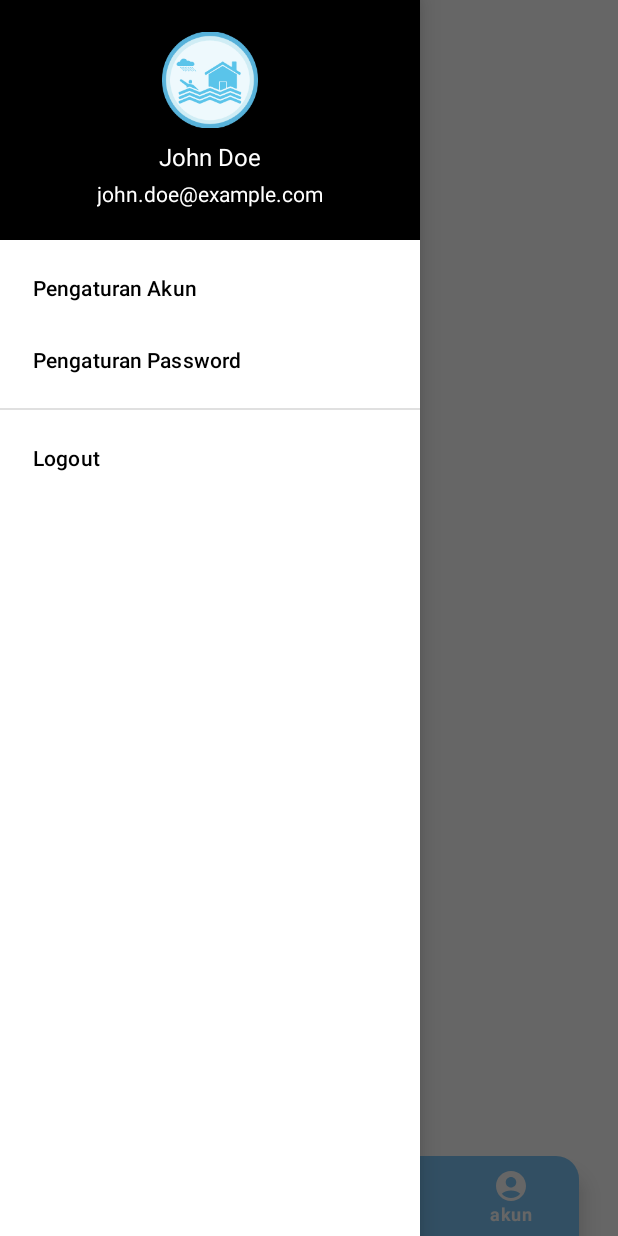
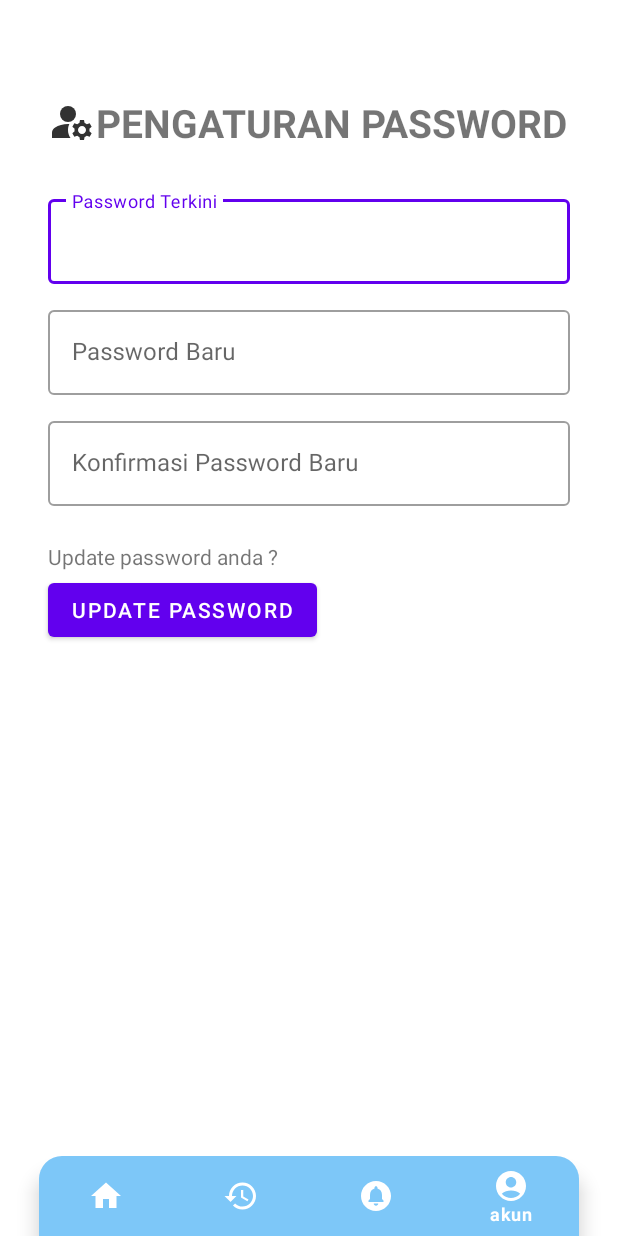
Before and after one commit to ghivalzahrvnsyah/SiagaBanjir, an Android app: the Home screen opened directly, with no data from a screen before it, in the side drawer, after a tap on "Pengaturan Password", on a phone screen of 412 x 824 dp. Run offline under Robolectric (Android 15) with nearby library versions, the phone set to English and light mode, and no system bars; Roboto replaces fonts that are not available here; 6 statements that could not run were skipped.

Commit message:
Backend - Main Fragment dan Update Account dan Session test

```diff
--- /dev/null
+++ b/app/src/main/java/com/org/proyektingkat2/siagabanjir/EditAkunFragment.kt
@@ -0,0 +1,86 @@
+package com.org.proyektingkat2.siagabanjir
+
+import android.os.Bundle
+import androidx.fragment.app.Fragment
+import android.view.LayoutInflater
+import android.view.View
+import android.view.ViewGroup
+import android.widget.Toast
+import androidx.core.app.ActivityCompat.recreate
+import com.google.android.material.dialog.MaterialAlertDialogBuilder
+import com.org.proyektingkat2.db.DatabaseHandler
+import com.org.proyektingkat2.model.User
+import com.org.proyektingkat2.session.SessionManager
+import com.org.proyektingkat2.siagabanjir.databinding.FragmentEditAkunBinding
+
+class EditAkunFragment : Fragment() {
+    private var _binding: FragmentEditAkunBinding? = null
+    private val binding get() = _binding!!
+    private lateinit var user: User
+    private lateinit var dbHandler: DatabaseHandler
+    private lateinit var sessionManager: SessionManager
+
+    override fun onCreateView(inflater: LayoutInflater, container: ViewGroup?, savedInstanceState: Bundle?): View? {
+        _binding = FragmentEditAkunBinding.inflate(inflater, container, false)
+        return binding.root
+    }
+
+    override fun onViewCreated(view: View, savedInstanceState: Bundle?) {
+        super.onViewCreated(view, savedInstanceState)
+        dbHandler = DatabaseHandler(requireContext())
+        sessionManager = SessionManager(requireContext())
+        val email = sessionManager.getEmail().toString() // Ganti dengan email user yang sesuai
+        this.user = dbHandler.getUser(email)!!
+
+        // Mengisi informasi terkini user ke dalam text field layout
+        binding.editTextEmail.setText(user.email)
+        binding.editTextNamaLengkap.setText(user.namaLengkap)
+        binding.editTextNoTlp.setText(user.noTelepon)
+        binding.editTextAlamat.setText(user.alamat)
+        binding.buttonUpdate.setOnClickListener {
+            updateUser()
+        }
+
+    }
+    private fun updateUser() {
+        val updateEmail = binding.editTextEmail.text.toString()
+        val updatedNamaLengkap = binding.editTextNamaLengkap.text.toString()
+        val updatedNoTlp = binding.editTextNoTlp.text.toString()
+        val updatedAlamat = binding.editTextAlamat.text.toString()
+
+
+        // Update atribut user
+        user.email = updateEmail
+        user.namaLengkap = updatedNamaLengkap
+        user.noTelepon = updatedNoTlp
+        user.alamat = updatedAlamat
+
+        // Update user dalam database
+        val rowsAffected = dbHandler.updateUser(user)
+
+        if (rowsAffected > 0) {
+            // Update berhasil
+            // Tambahkan tindakan yang diinginkan setelah update berhasil
+            val dialogBuilder = MaterialAlertDialogBuilder(requireContext())
+                .setTitle("Update Berhasil!")
+                .setMessage("Informasi akun anda berhasil diupdate")
+                .setPositiveButton("OK") { _, _ ->
+                    // Tambahkan pemanggilan recreate() di dalam tindakan positif tombol OK
+                    requireActivity().recreate()
+                }
+            dialogBuilder.show()
+        } else {
+            // Update gagal
+            // Tambahkan tindakan yang diinginkan jika update gagal
+            val dialogBuilder = MaterialAlertDialogBuilder(requireContext())
+                .setTitle("Update gagal!")
+                .setMessage("Informasi akun anda gagal diupdate")
+                .setPositiveButton("OK", null)
+            dialogBuilder.show()
+        }
+    }
+    override fun onDestroyView() {
+        super.onDestroyView()
+        _binding = null
+    }
+}
--- /dev/null
+++ b/app/src/main/java/com/org/proyektingkat2/siagabanjir/EditPasswordFragment.kt
@@ -0,0 +1,101 @@
+package com.org.proyektingkat2.siagabanjir
+
+import android.os.Bundle
+import android.view.LayoutInflater
+import android.view.View
+import android.view.ViewGroup
+import android.widget.Toast
+import androidx.fragment.app.Fragment
+import com.google.android.material.dialog.MaterialAlertDialogBuilder
+import com.org.proyektingkat2.db.DatabaseHandler
+import com.org.proyektingkat2.model.User
+import com.org.proyektingkat2.session.SessionManager
+import com.org.proyektingkat2.siagabanjir.databinding.FragmentEditPasswordBinding
+import com.org.proyektingkat2.siagabanjir.databinding.ProfileActivityBinding
+
+class EditPasswordFragment : Fragment() {
+    private var _binding: FragmentEditPasswordBinding? = null
+    private val binding get() = _binding!!
+    private lateinit var user: User
+    private lateinit var dbHandler: DatabaseHandler
+    private lateinit var sessionManager: SessionManager
+
+    override fun onCreateView(
+        inflater: LayoutInflater,
+        container: ViewGroup?,
+        savedInstanceState: Bundle?
+    ): View? {
+        _binding = FragmentEditPasswordBinding.inflate(inflater, container, false)
+        return binding.root
+    }
+
+    override fun onViewCreated(view: View, savedInstanceState: Bundle?) {
+        super.onViewCreated(view, savedInstanceState)
+        dbHandler = DatabaseHandler(requireContext())
+        sessionManager = SessionManager(requireContext())
+        val email = sessionManager.getEmail().toString() // Ganti dengan email user yang sesuai
+        this.user = dbHandler.getUser(email)!!
+        binding.buttonUpdatePassword.setOnClickListener {
+            updatePassword()
+        }
+    }
+    private fun updatePassword() {
+        val currentPassword = binding.editTextCurrentPassword.text.toString()
+        val newPassword = binding.editTextNewPassword.text.toString()
+        val confirmNewPassword = binding.editTextConfirmNewPassword.text.toString()
+
+        if (currentPassword == user.password) {
+            if (isValidPassword(newPassword, confirmNewPassword)) {
+                // Konfirmasi password terkini berhasil
+                val rowsAffected = dbHandler.updatePassword(user.email, newPassword)
+
+                if (rowsAffected > 0) {
+                    // Update password berhasil
+                    // Tambahkan tindakan yang diinginkan setelah update password berhasil
+                    val dialogBuilder = MaterialAlertDialogBuilder(requireContext())
+                        .setTitle("Update password berhasil!")
+                        .setMessage("Password akun anda berhasil diupdate")
+                        .setPositiveButton("OK", null)
+                    dialogBuilder.show()
+                    binding.editTextCurrentPassword.text = null
+                    binding.editTextNewPassword.text = null
+                    binding.editTextConfirmNewPassword.text = null
+                } else {
+                    // Update password gagal
+                    // Tambahkan tindakan yang diinginkan jika update password gagal
+
+                    val dialogBuilder = MaterialAlertDialogBuilder(requireContext())
+                        .setTitle("Update password gagal!")
+                        .setMessage("Password akun anda gagal diupdate")
+                        .setPositiveButton("OK", null)
+                    dialogBuilder.show()
+                }
+            }
+
+
+        } else {
+            // Konfirmasi password terkini gagal
+            binding.editTextCurrentPassword.error = "Password terkini salah"
+        }
+    }
+
+    private fun isValidPassword(password: String, konfirmPassword: String): Boolean {
+        return if (password.isNotEmpty() && password.length >= 6 && password == konfirmPassword) {
+            true
+        } else if (!password.isNotEmpty()){
+            binding.editTextNewPassword.error =
+                "Masukkan password baru dengan panjang minimal 6 karakter"
+            false
+        }
+        else if(password.length < 6){
+            binding.editTextNewPassword.error =
+                "Password minimal 6 karakter"
+            false
+        }
+        else{
+            binding.editTextConfirmNewPassword.error = "Konfirmasi password salah"
+            false
+        }
+
+    }
+}
--- a/app/src/main/java/com/org/proyektingkat2/siagabanjir/Home.kt
+++ b/app/src/main/java/com/org/proyektingkat2/siagabanjir/Home.kt
@@ -1,28 +1,44 @@
 package com.org.proyektingkat2.siagabanjir
 
 import android.os.Bundle
+import android.widget.TextView
 import androidx.appcompat.app.ActionBarDrawerToggle
 import androidx.appcompat.app.AppCompatActivity
 import androidx.drawerlayout.widget.DrawerLayout
+import androidx.fragment.app.Fragment
 import com.google.android.material.navigation.NavigationView
 import com.org.proyektingkat2.db.DatabaseHandler
+import com.org.proyektingkat2.session.SessionManager
 import com.org.proyektingkat2.siagabanjir.databinding.HomeBinding
 
-
-class Home: AppCompatActivity() {
+class Home : AppCompatActivity() {
     private lateinit var binding: HomeBinding
     private lateinit var databaseHandler: DatabaseHandler
     private lateinit var drawerLayout: DrawerLayout
     private lateinit var navigationView: NavigationView
-
+    private lateinit var sessionManager: SessionManager
 
     override fun onCreate(savedInstanceState: Bundle?) {
         super.onCreate(savedInstanceState)
         binding = HomeBinding.inflate(layoutInflater)
         setContentView(binding.root)
+        sessionManager = SessionManager(this)
         databaseHandler = DatabaseHandler(this)
         drawerLayout = binding.drawerLayout
+
         navigationView = binding.navigationView
+        val headerView = navigationView.getHeaderView(0)
+        val textViewNamaLengkap = headerView.findViewById<TextView>(R.id.namaLengkap)
+        val textViewEmail = headerView.findViewById<TextView>(R.id.email)
+
+
+        val session = sessionManager.getEmail().toString()
+        val user = databaseHandler.getUser(session)
+        if (user != null) {
+            textViewNamaLengkap.text = user.namaLengkap
+            textViewEmail.text = user.email
+        }
+
 
         // Set up ActionBarDrawerToggle
         val toggle = ActionBarDrawerToggle(
@@ -37,6 +53,21 @@ class Home: AppCompatActivity() {
         // Set navigation item selected listener
         binding.bottomNavigationView.setOnNavigationItemSelectedListener { menuItem ->
             when (menuItem.itemId) {
+                R.id.home -> {
+                    val fragment = HomeFragment()
+                    replaceFragment(fragment)
+                    true
+                }
+                R.id.history -> {
+                    val fragment = HistoryFragment()
+                    replaceFragment(fragment)
+                    true
+                }
+                R.id.notifikasi -> {
+                    val fragment = NotifikasiFragment()
+                    replaceFragment(fragment)
+                    true
+                }
                 R.id.account -> {
                     drawerLayout.openDrawer(navigationView)
                     true
@@ -44,5 +75,78 @@ class Home: AppCompatActivity() {
                 else -> false
             }
         }
+        navigationView.setNavigationItemSelectedListener { menuItem ->
+            when (menuItem.itemId) {
+                R.id.menu_account_settings -> {
+                    val fragment = EditAkunFragment()
+                    replaceFragment(fragment)
+                    drawerLayout.closeDrawers()
+                    true
+                }
+                R.id.menu_password_settings -> {
+                    val fragment = EditPasswordFragment()
+                    replaceFragment(fragment)
+                    drawerLayout.closeDrawers()
+                    true
+                }
+                else -> false
+            }
+        }
+
+        // Set default fragment
+        val defaultFragment = HomeFragment()
+        replaceFragment(defaultFragment)
+    }
+
+    private fun replaceFragment(fragment: Fragment) {
+        supportFragmentManager.beginTransaction()
+            .replace(R.id.fragmentContainer, fragment)
+            .commit()
     }
 }
+//import android.os.Bundle
+//import androidx.appcompat.app.ActionBarDrawerToggle
+//import androidx.appcompat.app.AppCompatActivity
+//import androidx.drawerlayout.widget.DrawerLayout
+//import com.google.android.material.navigation.NavigationView
+//import com.org.proyektingkat2.db.DatabaseHandler
+//import com.org.proyektingkat2.siagabanjir.databinding.HomeBinding
+//
+//
+//class Home: AppCompatActivity() {
+//    private lateinit var binding: HomeBinding
+//    private lateinit var databaseHandler: DatabaseHandler
+//    private lateinit var drawerLayout: DrawerLayout
+//    private lateinit var navigationView: NavigationView
+//
+//
+//    override fun onCreate(savedInstanceState: Bundle?) {
+//        super.onCreate(savedInstanceState)
+//        binding = HomeBinding.inflate(layoutInflater)
+//        setContentView(binding.root)
+//        databaseHandler = DatabaseHandler(this)
+//        drawerLayout = binding.drawerLayout
+//        navigationView = binding.navigationView
+//
+//        // Set up ActionBarDrawerToggle
+//        val toggle = ActionBarDrawerToggle(
+//            this,
+//            drawerLayout,
+//            R.string.navigation_drawer_open,
+//            R.string.navigation_drawer_close
+//        )
+//        drawerLayout.addDrawerListener(toggle)
+//        toggle.syncState()
+//
+//        // Set navigation item selected listener
+//        binding.bottomNavigationView.setOnNavigationItemSelectedListener { menuItem ->
+//            when (menuItem.itemId) {
+//                R.id.account -> {
+//                    drawerLayout.openDrawer(navigationView)
+//                    true
+//                }
+//                else -> false
+//            }
+//        }
+//    }
+//}
--- /dev/null
+++ b/app/src/main/java/com/org/proyektingkat2/siagabanjir/HomeFragment.kt
@@ -0,0 +1,21 @@
+package com.org.proyektingkat2.siagabanjir
+
+import android.os.Bundle
+import android.view.LayoutInflater
+import android.view.View
+import android.view.ViewGroup
+import androidx.fragment.app.Fragment
+import com.org.proyektingkat2.siagabanjir.databinding.FragmentHomeBinding
+
+class HomeFragment : Fragment() {
+    private lateinit var binding: FragmentHomeBinding
+
+    override fun onCreateView(
+        inflater: LayoutInflater,
+        container: ViewGroup?,
+        savedInstanceState: Bundle?
+    ): View? {
+        binding = FragmentHomeBinding.inflate(inflater, container, false)
+        return binding.root
+    }
+}
--- a/app/src/main/java/com/org/proyektingkat2/siagabanjir/Login.kt
+++ b/app/src/main/java/com/org/proyektingkat2/siagabanjir/Login.kt
@@ -33,7 +33,7 @@ class Login : AppCompatActivity() {
 
             val user = databaseHandler.getUser(email)
             if (user != null && user.password == password) {
-                //sessionManager.createLoginSession(user.email)
+                sessionManager.createLoginSession(user.email)
                 val intent = Intent(this, Home::class.java)
                 startActivity(intent)
                 //Toast.makeText(this, "LOGIN BERHASIL", Toast.LENGTH_SHORT).show()
--- /dev/null
+++ b/app/src/main/res/drawable/account_setting.xml
@@ -0,0 +1,7 @@
+<vector android:height="32dp" android:tint="@android:color/secondary_text_light"
+    android:viewportHeight="24" android:viewportWidth="24"
+    android:width="32dp" xmlns:android="http://schemas.android.com/apk/res/android">
+    <path android:fillColor="@android:color/white" android:pathData="M10,8m-4,0a4,4 0,1 1,8 0a4,4 0,1 1,-8 0"/>
+    <path android:fillColor="@android:color/white" android:pathData="M10.67,13.02C10.45,13.01 10.23,13 10,13c-2.42,0 -4.68,0.67 -6.61,1.82C2.51,15.34 2,16.32 2,17.35V20h9.26C10.47,18.87 10,17.49 10,16C10,14.93 10.25,13.93 10.67,13.02z"/>
+    <path android:fillColor="@android:color/white" android:pathData="M20.75,16c0,-0.22 -0.03,-0.42 -0.06,-0.63l1.14,-1.01l-1,-1.73l-1.45,0.49c-0.32,-0.27 -0.68,-0.48 -1.08,-0.63L18,11h-2l-0.3,1.49c-0.4,0.15 -0.76,0.36 -1.08,0.63l-1.45,-0.49l-1,1.73l1.14,1.01c-0.03,0.21 -0.06,0.41 -0.06,0.63s0.03,0.42 0.06,0.63l-1.14,1.01l1,1.73l1.45,-0.49c0.32,0.27 0.68,0.48 1.08,0.63L16,21h2l0.3,-1.49c0.4,-0.15 0.76,-0.36 1.08,-0.63l1.45,0.49l1,-1.73l-1.14,-1.01C20.72,16.42 20.75,16.22 20.75,16zM17,18c-1.1,0 -2,-0.9 -2,-2s0.9,-2 2,-2s2,0.9 2,2S18.1,18 17,18z"/>
+</vector>
--- /dev/null
+++ b/app/src/main/res/drawable/password.xml
@@ -0,0 +1,5 @@
+<vector android:height="24dp" android:tint="#000000"
+    android:viewportHeight="24" android:viewportWidth="24"
+    android:width="24dp" xmlns:android="http://schemas.android.com/apk/res/android">
+    <path android:fillColor="@android:color/white" android:pathData="M21,10h-8.35C11.83,7.67 9.61,6 7,6c-3.31,0 -6,2.69 -6,6s2.69,6 6,6c2.61,0 4.83,-1.67 5.65,-4H13l2,2l2,-2l2,2l4,-4.04L21,10zM7,15c-1.65,0 -3,-1.35 -3,-3c0,-1.65 1.35,-3 3,-3s3,1.35 3,3C10,13.65 8.65,15 7,15z"/>
+</vector>
--- /dev/null
+++ b/app/src/main/res/drawable/tentang.xml
@@ -0,0 +1,5 @@
+<vector android:autoMirrored="true" android:height="24dp"
+    android:tint="#000000" android:viewportHeight="24"
+    android:viewportWidth="24" android:width="24dp" xmlns:android="http://schemas.android.com/apk/res/android">
+    <path android:fillColor="@android:color/white" android:pathData="M11.5,2C6.81,2 3,5.81 3,10.5S6.81,19 11.5,19h0.5v3c4.86,-2.34 8,-7 8,-11.5C20,5.81 16.19,2 11.5,2zM12.5,16.5h-2v-2h2v2zM12.5,13h-2c0,-3.25 3,-3 3,-5 0,-1.1 -0.9,-2 -2,-2s-2,0.9 -2,2h-2c0,-2.21 1.79,-4 4,-4s4,1.79 4,4c0,2.5 -3,2.75 -3,5z"/>
+</vector>
--- a/app/src/main/res/layout/drawer_header.xml
+++ b/app/src/main/res/layout/drawer_header.xml
@@ -2,7 +2,7 @@
 <LinearLayout xmlns:android="http://schemas.android.com/apk/res/android"
     android:layout_width="match_parent"
     android:layout_height="160dp"
-    android:background="#000000"
+    android:background="@color/blue_bg2"
     android:gravity="center"
     android:orientation="vertical"
     android:padding="16dp">
@@ -14,19 +14,23 @@
         android:contentDescription="Profile Image" />
 
     <TextView
+        android:id="@+id/namaLengkap"
         android:layout_width="wrap_content"
         android:layout_height="wrap_content"
+        android:layout_marginTop="8dp"
         android:text="John Doe"
+        android:textAllCaps="true"
         android:textColor="#FFFFFF"
         android:textSize="16sp"
-        android:layout_marginTop="8dp" />
+        android:textStyle="bold" />
 
     <TextView
+        android:id="@+id/email"
         android:layout_width="wrap_content"
         android:layout_height="wrap_content"
+        android:layout_marginTop="4dp"
         android:text="john.doe@example.com"
         android:textColor="#FFFFFF"
-        android:textSize="14sp"
-        android:layout_marginTop="4dp" />
+        android:textSize="14sp" />
 
 </LinearLayout>
--- /dev/null
+++ b/app/src/main/res/layout/fragment_edit_password.xml
@@ -0,0 +1,114 @@
+<?xml version="1.0" encoding="utf-8"?>
+<ScrollView xmlns:android="http://schemas.android.com/apk/res/android"
+    xmlns:app="http://schemas.android.com/apk/res-auto"
+    xmlns:tools="http://schemas.android.com/tools"
+    android:layout_width="match_parent"
+    android:layout_height="match_parent">
+
+    <androidx.constraintlayout.widget.ConstraintLayout
+        android:id="@+id/editAkunFragmentRoot"
+        android:layout_width="match_parent"
+        android:layout_height="wrap_content">
+
+        <!-- Add your UI elements for Edit Akun Fragment here -->
+
+        <com.google.android.material.textfield.TextInputLayout
+            android:id="@+id/textInputLayoutCurrentPassword"
+            android:layout_width="0dp"
+            android:layout_height="wrap_content"
+            android:layout_marginStart="32dp"
+            android:layout_marginTop="28dp"
+            android:layout_marginEnd="32dp"
+            android:hint="Password Terkini"
+            app:layout_constraintEnd_toEndOf="parent"
+            app:layout_constraintHorizontal_bias="0.48"
+            app:layout_constraintStart_toStartOf="parent"
+            app:layout_constraintTop_toBottomOf="@+id/textView7">
+
+            <com.google.android.material.textfield.TextInputEditText
+                android:id="@+id/editTextCurrentPassword"
+                android:layout_width="match_parent"
+                android:layout_height="wrap_content"
+                android:inputType="textPassword" />
+
+        </com.google.android.material.textfield.TextInputLayout>
+
+        <com.google.android.material.textfield.TextInputLayout
+            android:id="@+id/textInputLayoutNewPassword"
+            android:layout_width="0dp"
+            android:layout_height="wrap_content"
+            android:layout_marginStart="32dp"
+            android:layout_marginTop="12dp"
+            android:layout_marginEnd="32dp"
+            android:hint="Password Baru"
+            app:layout_constraintEnd_toEndOf="parent"
+            app:layout_constraintStart_toStartOf="parent"
+            app:layout_constraintTop_toBottomOf="@+id/textInputLayoutCurrentPassword">
+
+            <com.google.android.material.textfield.TextInputEditText
+                android:id="@+id/editTextNewPassword"
+                android:layout_width="match_parent"
+                android:layout_height="wrap_content"
+                android:inputType="textPassword" />
+
+        </com.google.android.material.textfield.TextInputLayout>
+
+        <com.google.android.material.textfield.TextInputLayout
+            android:id="@+id/textInputLayoutConfirmNewPassword"
+            android:layout_width="0dp"
+            android:layout_height="wrap_content"
+            android:layout_marginStart="32dp"
+            android:layout_marginTop="12dp"
+            android:layout_marginEnd="32dp"
+            android:hint="Konfirmasi Password Baru"
+            app:layout_constraintEnd_toEndOf="parent"
+            app:layout_constraintStart_toStartOf="parent"
+            app:layout_constraintTop_toBottomOf="@+id/textInputLayoutNewPassword">
+
+            <com.google.android.material.textfield.TextInputEditText
+                android:id="@+id/editTextConfirmNewPassword"
+                android:layout_width="match_parent"
+                android:layout_height="wrap_content"
+                android:inputType="textPassword" />
+
+        </com.google.android.material.textfield.TextInputLayout>
+
+        <Button
+            android:id="@+id/buttonUpdatePassword"
+            android:layout_width="wrap_content"
+            android:layout_height="wrap_content"
+            android:layout_marginTop="2dp"
+            android:text="Update Password"
+            app:layout_constraintEnd_toEndOf="parent"
+            app:layout_constraintHorizontal_bias="0.0"
+            app:layout_constraintStart_toStartOf="@+id/textInputLayoutConfirmNewPassword"
+            app:layout_constraintTop_toBottomOf="@+id/textView5" />
+
+        <TextView
+            android:id="@+id/textView7"
+            android:layout_width="wrap_content"
+            android:layout_height="wrap_content"
+            android:layout_marginTop="64dp"
+            android:drawableStart="@drawable/account_setting"
+            android:text="@string/pengaturan_password"
+            android:textAllCaps="true"
+            android:textSize="26sp"
+            android:textStyle="bold"
+
+            app:layout_constraintEnd_toEndOf="parent"
+            app:layout_constraintHorizontal_bias="0.493"
+            app:layout_constraintStart_toStartOf="parent"
+            app:layout_constraintTop_toTopOf="parent" />
+
+        <TextView
+            android:id="@+id/textView5"
+            android:layout_width="wrap_content"
+            android:layout_height="wrap_content"
+            android:layout_marginTop="24dp"
+            android:text="@string/do_update_password"
+            app:layout_constraintStart_toStartOf="@+id/textInputLayoutConfirmNewPassword"
+            app:layout_constraintTop_toBottomOf="@+id/textInputLayoutConfirmNewPassword" />
+
+
+    </androidx.constraintlayout.widget.ConstraintLayout>
+</ScrollView>
--- a/app/src/main/res/layout/home.xml
+++ b/app/src/main/res/layout/home.xml
@@ -11,6 +11,13 @@
     <androidx.constraintlayout.widget.ConstraintLayout
         android:layout_width="match_parent"
         android:layout_height="match_parent">
+
+        <FrameLayout
+            android:id="@+id/fragmentContainer"
+            android:layout_width="match_parent"
+            android:layout_height="0dp"
+            app:layout_constraintBottom_toTopOf="@id/bottomNavigationView"
+            app:layout_constraintTop_toTopOf="parent" />
 
         <com.google.android.material.bottomnavigation.BottomNavigationView
             android:id="@+id/bottomNavigationView"
--- a/app/src/main/res/menu/drawer_menu.xml
+++ b/app/src/main/res/menu/drawer_menu.xml
@@ -1,18 +1,27 @@
 <?xml version="1.0" encoding="utf-8"?>
 <menu xmlns:android="http://schemas.android.com/apk/res/android">
-    <group android:id="@+id/group_main" android:checkableBehavior="single">
+    <group
+        android:id="@+id/group_main"
+        android:checkableBehavior="none">
         <item
             android:id="@+id/menu_account_settings"
-
+            android:icon="@drawable/account"
             android:title="Pengaturan Akun" />
         <item
             android:id="@+id/menu_password_settings"
+            android:icon="@drawable/password"
+            android:title="Pengaturan Password" />
 
-            android:title="Pengaturan Password" />
+        <item
+            android:id="@+id/about"
+            android:icon="@drawable/tentang"
+            android:title="Tentang" />
     </group>
 
-    <item
-        android:id="@+id/menu_logout"
-
-        android:title="Logout" />
+    <group android:checkableBehavior="none">
+        <item
+            android:id="@+id/menu_logout"
+            android:icon="@drawable/logout"
+            android:title="Logout" />
+    </group>
 </menu>
--- a/app/src/main/res/values/strings.xml
+++ b/app/src/main/res/values/strings.xml
@@ -22,4 +22,8 @@
     <string name="login_button">login</string>
     <string name="register_button">buat akun</string>
     <string name="siaga_banjir">SIAGA BANJIR RW. 10</string>
+    <string name="pengaturan_akun"> Pengaturan Akun</string>
+    <string name="pengaturan_password"> Pengaturan Password</string>
+    <string name="do_update">Update informasi akun anda ?</string>
+    <string name="do_update_password">Update password anda ?</string>
 </resources>
```
Also changed, not shown: app/src/main/java/com/org/proyektingkat2/siagabanjir/HistoryFragment.kt (added, +21 -0 lines), app/src/main/java/com/org/proyektingkat2/siagabanjir/NotificationsFragment.kt (added, +22 -0 lines), app/src/main/res/layout/fragment_edit_akun.xml (added, +141 -0 lines), app/src/main/res/layout/fragment_history.xml (added, +14 -0 lines), app/src/main/res/layout/fragment_home.xml (added, +14 -0 lines), app/src/main/res/layout/fragment_notifications.xml (added, +14 -0 lines).
